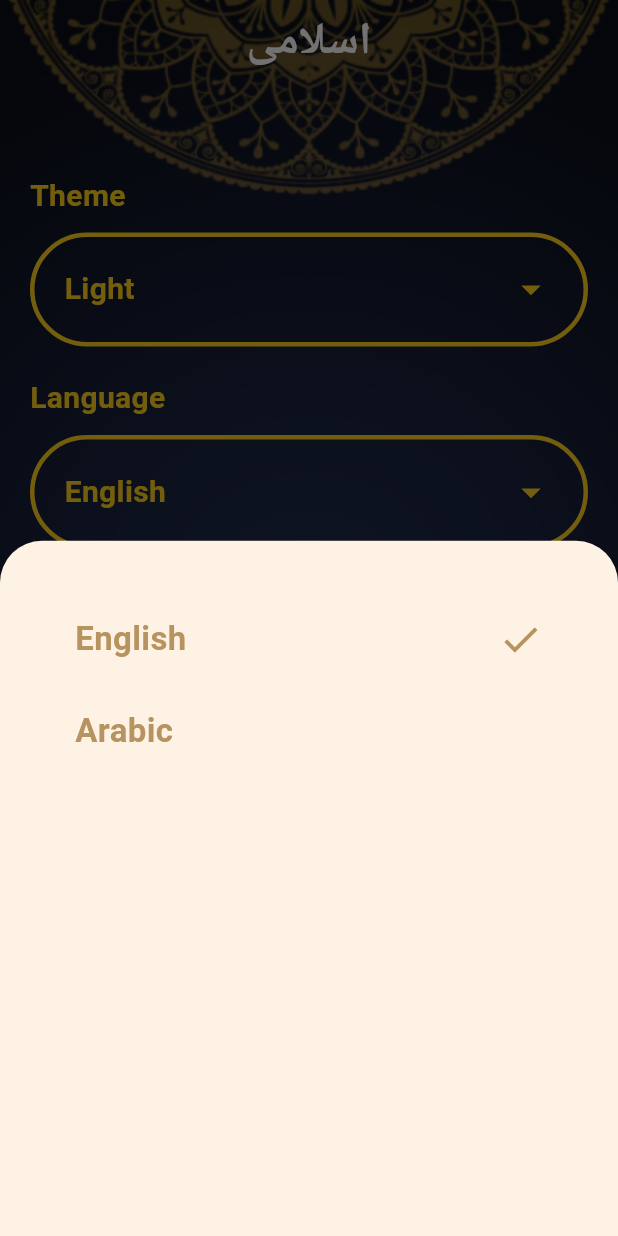
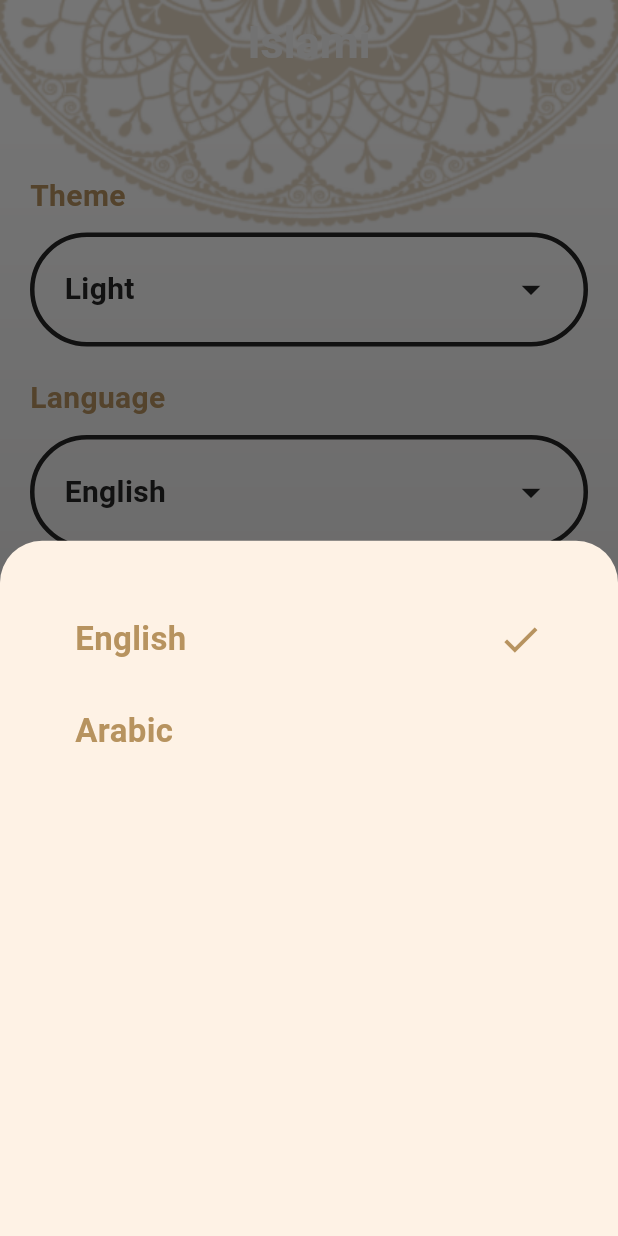
Before and after one commit to Tota6/islami_app, a Flutter app: the screen it shows after launch, item 5 of the bottom bar chosen, after a tap on "English", on a phone screen of 412 x 824 dp. Run offline on Flutter 3.47's test engine with Material 3 defaults, Android fonts, the phone set to English and light mode, and no system bars; our stand-ins replace font_awesome_flutter; generated files the repository leaves out were written again.

Commit message:
+ localization in app is created also translating app main words from english to arabic +editing the page theme that depends on the provider of the theme and language to make all the app effected by it

```diff
--- /dev/null
+++ b/Projects/Flutter/islami_app/l10n.yaml
@@ -0,0 +1,3 @@
+arb-dir: lib/l10n
+template-arb-file: app_en.arb
+output-localization-file: app_localizations.dart
--- a/Projects/Flutter/islami_app/lib/main.dart
+++ b/Projects/Flutter/islami_app/lib/main.dart
@@ -5,11 +5,10 @@ import 'package:islami_app/pages/quran_page/pages/sura_details.dart';
 import 'package:islami_app/pages/splash_page/splash_page.dart';
 import 'package:islami_app/provider/settings_provider.dart';
 import 'package:provider/provider.dart';
-
+import 'package:flutter_gen/gen_l10n/app_localizations.dart';
 import 'utilities/app_theme.dart';
 
 void main() {
-  WidgetsBinding widgetsBinding = WidgetsFlutterBinding.ensureInitialized();
   runApp(ChangeNotifierProvider(
     create: (context) => SettingProvider(),
     child: const MyApp(),
@@ -24,9 +23,9 @@ class MyApp extends StatelessWidget {
   Widget build(BuildContext context) {
     var provider = Provider.of<SettingProvider>(context);
     return MaterialApp(
-      // localizationsDelegates: AppLocalization.localDelegates,
-      // supportedLocales: const [Locale("er"), Locale("ar")],
-      // locale: const Locale("ar"),
+      localizationsDelegates: AppLocalizations.localizationsDelegates,
+      supportedLocales: const [Locale("en"), Locale("ar")],
+      locale: Locale(provider.currentLanguage),
       debugShowCheckedModeBanner: false,
       theme: AppThemeData.lightTheme,
       darkTheme: AppThemeData.darkTheme,
--- a/Projects/Flutter/islami_app/lib/pages/home_page/home_page.dart
+++ b/Projects/Flutter/islami_app/lib/pages/home_page/home_page.dart
@@ -4,7 +4,10 @@ import 'package:islami_app/pages/quran_page/quran_page.dart';
 import 'package:islami_app/pages/radio_page/radio_page.dart';
 import 'package:islami_app/pages/sebha_page/sebha_page.dart';
 import 'package:islami_app/pages/settings_page/setting_page.dart';
+import 'package:islami_app/provider/settings_provider.dart';
 import 'package:islami_app/utilities/app_colors.dart';
+import 'package:flutter_gen/gen_l10n/app_localizations.dart';
+import 'package:provider/provider.dart';
 
 class HomePage extends StatefulWidget {
   static const routeName = "Home_page";
@@ -26,11 +29,10 @@ List<Widget> tabs = const [
 class _HomePageState extends State<HomePage> {
   @override
   Widget build(BuildContext context) {
+    var provider = Provider.of<SettingProvider>(context);
     return Stack(children: [
       Image.asset(
-        AppColors.isDarkSelected
-            ? "assets/images/dark_bg.png"
-            : "assets/images/default_bg.png",
+        provider.changeBackground(),
         width: double.infinity,
         height: double.infinity,
         fit: BoxFit.fill,
@@ -42,7 +44,7 @@ class _HomePageState extends State<HomePage> {
                   ? AppColors.whiteColor
                   : AppColors.lightPrimaryColor),
           title: Text(
-            "اسلامى",
+            AppLocalizations.of(context)!.appBar_title,
             style: TextStyle(
                 color: AppColors.isDarkSelected
                     ? AppColors.whiteColor
@@ -63,7 +65,7 @@ class _HomePageState extends State<HomePage> {
                   "assets/images/2.0x/icon_radio@2x.png",
                 ),
               ),
-              label: "Radio",
+              label: AppLocalizations.of(context)!.radio_page,
             ),
             BottomNavigationBarItem(
               backgroundColor: Theme.of(context).primaryColor,
@@ -72,7 +74,7 @@ class _HomePageState extends State<HomePage> {
                   "assets/images/2.0x/icon_sebha@2x.png",
                 ),
               ),
-              label: "Sebha",
+              label: AppLocalizations.of(context)!.sebha_page,
             ),
             BottomNavigationBarItem(
               backgroundColor: Theme.of(context).primaryColor,
@@ -81,7 +83,7 @@ class _HomePageState extends State<HomePage> {
                   "assets/images/2.0x/icon_hadeth@2x.png",
                 ),
               ),
-              label: "Hadeth",
+              label: AppLocalizations.of(context)!.hadeth_page,
             ),
             BottomNavigationBarItem(
               backgroundColor: Theme.of(context).primaryColor,
@@ -90,14 +92,14 @@ class _HomePageState extends State<HomePage> {
                   "assets/images/2.0x/icon_quran@2x.png",
                 ),
               ),
-              label: "Quran",
+              label: AppLocalizations.of(context)!.quran_page,
             ),
             BottomNavigationBarItem(
               backgroundColor: Theme.of(context).primaryColor,
               icon: const Icon(
                 Icons.settings,
               ),
-              label: "Settings",
+              label: AppLocalizations.of(context)!.settings_page,
             ),
           ],
         ),
--- a/Projects/Flutter/islami_app/lib/pages/radio_page/radio_page.dart
+++ b/Projects/Flutter/islami_app/lib/pages/radio_page/radio_page.dart
@@ -1,12 +1,15 @@
 import 'package:flutter/material.dart';
 import 'package:font_awesome_flutter/font_awesome_flutter.dart';
+import 'package:islami_app/provider/settings_provider.dart';
 import 'package:islami_app/utilities/app_colors.dart';
+import 'package:provider/provider.dart';
 
 class RadioPage extends StatelessWidget {
   const RadioPage({super.key});
 
   @override
   Widget build(BuildContext context) {
+    var provider = Provider.of<SettingProvider>(context);
     return Column(
       crossAxisAlignment: CrossAxisAlignment.center,
       mainAxisAlignment: MainAxisAlignment.center,
@@ -20,30 +23,30 @@ class RadioPage extends StatelessWidget {
           ),
         ),
         Padding(
-          padding: EdgeInsets.only(top: 65.0, left: 65, right: 65),
+          padding: const EdgeInsets.only(top: 65.0, left: 65, right: 65),
           child: Row(
             mainAxisAlignment: MainAxisAlignment.spaceBetween,
             children: [
               Icon(
                 FontAwesomeIcons.backwardFast,
                 size: 35,
-                color: AppColors.isDarkSelected
-                    ? AppColors.darkSecondaryColor
-                    : AppColors.lightPrimaryColor,
+                color: provider.currentTheme == ThemeMode.light
+                    ? AppColors.lightPrimaryColor
+                    : AppColors.darkSecondaryColor,
               ),
               Icon(
                 FontAwesomeIcons.play,
                 size: 35,
-                color: AppColors.isDarkSelected
-                    ? AppColors.darkSecondaryColor
-                    : AppColors.lightPrimaryColor,
+                color: provider.currentTheme == ThemeMode.light
+                    ? AppColors.lightPrimaryColor
+                    : AppColors.darkSecondaryColor,
               ),
               Icon(
                 FontAwesomeIcons.forwardFast,
                 size: 35,
-                color: AppColors.isDarkSelected
-                    ? AppColors.darkSecondaryColor
-                    : AppColors.lightPrimaryColor,
+                color: provider.currentTheme == ThemeMode.light
+                    ? AppColors.lightPrimaryColor
+                    : AppColors.darkSecondaryColor,
               )
             ],
           ),
--- a/Projects/Flutter/islami_app/lib/pages/settings_page/languge_button_sheet.dart
+++ b/Projects/Flutter/islami_app/lib/pages/settings_page/languge_button_sheet.dart
@@ -1,52 +1,92 @@
 import 'package:flutter/material.dart';
 import 'package:islami_app/utilities/app_colors.dart';
+import 'package:provider/provider.dart';
 
-class LangugeButtomSheet extends StatelessWidget {
-  const LangugeButtomSheet({super.key});
+import '../../provider/settings_provider.dart';
+
+class LanguageButtomSheet extends StatefulWidget {
+  const LanguageButtomSheet({super.key});
 
   @override
+  State<LanguageButtomSheet> createState() => _LanguageButtomSheetState();
+}
+
+class _LanguageButtomSheetState extends State<LanguageButtomSheet> {
+  @override
   Widget build(BuildContext context) {
+    var provider = Provider.of<SettingProvider>(context);
     return Container(
       padding: const EdgeInsets.all(50),
       child: Column(
         crossAxisAlignment: CrossAxisAlignment.start,
         children: [
-          getSelectedItem(),
+          InkWell(
+            onTap: () {
+              provider.changeLanguage("en");
+            },
+            child: provider.currentLanguage == "en"
+                ? getSelectedItem("English")
+                : getUnSelectedItem("English"),
+          ),
           const SizedBox(
             height: 30,
           ),
-          getUnSelectedItem(),
+          InkWell(
+            onTap: () {
+              provider.changeLanguage("ar");
+            },
+            child: provider.currentLanguage == "ar"
+                ? getSelectedItem("Arabic")
+                : getUnSelectedItem("Arabic"),
+          )
         ],
       ),
     );
   }
 
-  getSelectedItem() {
+  getSelectedItem(String language) {
+    var provider = Provider.of<SettingProvider>(context);
+
     return Row(
       mainAxisAlignment: MainAxisAlignment.spaceBetween,
       children: [
         Text(
-          "English",
+          language,
           style: TextStyle(
-              color: AppColors.lightPrimaryColor,
-              fontSize: 22,
-              fontWeight: FontWeight.bold),
+            color: provider.currentTheme == ThemeMode.light
+                ? AppColors.lightPrimaryColor
+                : AppColors.darkSecondaryColor,
+            fontSize: 22,
+            fontWeight: FontWeight.bold,
+          ),
         ),
-        const Icon(
+        Icon(
           Icons.check,
           size: 30,
+          color: provider.currentTheme == ThemeMode.light
+              ? AppColors.lightPrimaryColor
+              : AppColors.darkSecondaryColor,
         ),
       ],
     );
   }
 
-  getUnSelectedItem() {
-    return Text(
-      "Arabic",
-      style: TextStyle(
-          color: AppColors.lightPrimaryColor,
-          fontSize: 22,
-          fontWeight: FontWeight.bold),
+  getUnSelectedItem(String language) {
+    var provider = Provider.of<SettingProvider>(context);
+
+    return Row(
+      children: [
+        Text(
+          language,
+          style: TextStyle(
+            color: provider.currentTheme == ThemeMode.light
+                ? AppColors.lightPrimaryColor
+                : AppColors.darkSecondaryColor,
+            fontSize: 22,
+            fontWeight: FontWeight.bold,
+          ),
+        ),
+      ],
     );
   }
 }
--- a/Projects/Flutter/islami_app/lib/pages/settings_page/setting_page.dart
+++ b/Projects/Flutter/islami_app/lib/pages/settings_page/setting_page.dart
@@ -2,6 +2,10 @@ import 'package:flutter/material.dart';
 import 'package:islami_app/pages/settings_page/languge_button_sheet.dart';
 import 'package:islami_app/pages/settings_page/theme_button_sheet.dart';
 import 'package:islami_app/utilities/app_colors.dart';
+import 'package:provider/provider.dart';
+import 'package:flutter_gen/gen_l10n/app_localizations.dart';
+
+import '../../provider/settings_provider.dart';
 
 class SettingPage extends StatefulWidget {
   const SettingPage({super.key});
@@ -13,6 +17,8 @@ class SettingPage extends StatefulWidget {
 class _SettingPageState extends State<SettingPage> {
   @override
   Widget build(BuildContext context) {
+    var provider = Provider.of<SettingProvider>(context);
+
     return Column(
       children: [
         Padding(
@@ -23,11 +29,11 @@ class _SettingPageState extends State<SettingPage> {
               Padding(
                 padding: const EdgeInsets.only(top: 40.0, bottom: 10.0),
                 child: Text(
-                  "Theme",
+                  AppLocalizations.of(context)!.theme,
                   style: TextStyle(
-                      color: AppColors.isDarkSelected
-                          ? AppColors.darkSecondaryColor
-                          : AppColors.lightTextColor,
+                      color: provider.currentTheme == ThemeMode.light
+                          ? AppColors.lightPrimaryColor
+                          : AppColors.darkSecondaryColor,
                       fontWeight: FontWeight.bold,
                       fontSize: 20),
                 ),
@@ -41,9 +47,9 @@ class _SettingPageState extends State<SettingPage> {
                   decoration: BoxDecoration(
                       borderRadius: BorderRadius.circular(50),
                       border: Border.all(
-                        color: AppColors.isDarkSelected
-                            ? AppColors.darkSecondaryColor
-                            : AppColors.lightTextColor,
+                        color: provider.currentTheme == ThemeMode.light
+                            ? AppColors.lightTextColor
+                            : AppColors.darkSecondaryColor,
                         width: 3,
                       )),
                   child: Row(
@@ -51,13 +57,15 @@ class _SettingPageState extends State<SettingPage> {
                     children: [
                       Padding(
                         padding: const EdgeInsets.only(
-                            top: 10.0, left: 20, bottom: 10),
+                            top: 10.0, left: 20, right: 20, bottom: 10),
                         child: Text(
-                          "Light",
+                          provider.currentTheme == ThemeMode.light
+                              ? "Light"
+                              : "Dark",
                           style: TextStyle(
-                              color: AppColors.isDarkSelected
-                                  ? AppColors.darkSecondaryColor
-                                  : AppColors.lightTextColor,
+                              color: provider.currentTheme == ThemeMode.light
+                                  ? AppColors.lightTextColor
+                                  : AppColors.darkSecondaryColor,
                               fontSize: 20,
                               fontWeight: FontWeight.bold),
                         ),
@@ -66,9 +74,9 @@ class _SettingPageState extends State<SettingPage> {
                         padding: const EdgeInsets.all(20.0),
                         child: Icon(
                           Icons.arrow_drop_down,
-                          color: AppColors.isDarkSelected
-                              ? AppColors.darkSecondaryColor
-                              : AppColors.lightTextColor,
+                          color: provider.currentTheme == ThemeMode.light
+                              ? AppColors.lightTextColor
+                              : AppColors.darkSecondaryColor,
                           size: 30,
                         ),
                       )
@@ -87,11 +95,11 @@ class _SettingPageState extends State<SettingPage> {
               Padding(
                 padding: const EdgeInsets.only(bottom: 10.0),
                 child: Text(
-                  "Language",
+                  AppLocalizations.of(context)!.language,
                   style: TextStyle(
-                      color: AppColors.isDarkSelected
-                          ? AppColors.darkSecondaryColor
-                          : AppColors.lightTextColor,
+                      color: provider.currentTheme == ThemeMode.light
+                          ? AppColors.lightPrimaryColor
+                          : AppColors.darkSecondaryColor,
                       fontWeight: FontWeight.bold,
                       fontSize: 20),
                 ),
@@ -105,9 +113,9 @@ class _SettingPageState extends State<SettingPage> {
                   decoration: BoxDecoration(
                       borderRadius: BorderRadius.circular(70),
                       border: Border.all(
-                        color: AppColors.isDarkSelected
-                            ? AppColors.darkSecondaryColor
-                            : AppColors.lightTextColor,
+                        color: provider.currentTheme == ThemeMode.light
+                            ? AppColors.lightTextColor
+                            : AppColors.darkSecondaryColor,
                         width: 3,
                       )),
                   child: Row(
@@ -116,11 +124,13 @@ class _SettingPageState extends State<SettingPage> {
                       Padding(
                         padding: const EdgeInsets.all(20.0),
                         child: Text(
-                          "English",
+                          provider.currentLanguage == "en"
+                              ? "English"
+                              : "Arabic",
                           style: TextStyle(
-                            color: AppColors.isDarkSelected
-                                ? AppColors.darkSecondaryColor
-                                : AppColors.lightTextColor,
+                            color: provider.currentTheme == ThemeMode.light
+                                ? AppColors.lightTextColor
+                                : AppColors.darkSecondaryColor,
                             fontSize: 20,
                             fontWeight: FontWeight.bold,
                           ),
@@ -130,9 +140,9 @@ class _SettingPageState extends State<SettingPage> {
                         padding: const EdgeInsets.all(20.0),
                         child: Icon(
                           Icons.arrow_drop_down,
-                          color: AppColors.isDarkSelected
-                              ? AppColors.darkSecondaryColor
-                              : AppColors.lightTextColor,
+                          color: provider.currentTheme == ThemeMode.light
+                              ? AppColors.lightTextColor
+                              : AppColors.darkSecondaryColor,
                           size: 30,
                         ),
                       )
@@ -150,14 +160,14 @@ class _SettingPageState extends State<SettingPage> {
   showLanguageSheet() {
     showModalBottomSheet(
       context: context,
-      builder: (context) => LangugeButtomSheet(),
+      builder: (context) => const LanguageButtomSheet(),
     );
   }
 
   showThemeSheet() {
     showModalBottomSheet(
       context: context,
-      builder: (context) => ThemeButtomSheet(),
+      builder: (context) => const ThemeButtomSheet(),
     );
   }
 }
--- a/Projects/Flutter/islami_app/lib/provider/settings_provider.dart
+++ b/Projects/Flutter/islami_app/lib/provider/settings_provider.dart
@@ -1,10 +1,26 @@
+import 'dart:ui';
+
 import 'package:flutter/material.dart';
 
 class SettingProvider extends ChangeNotifier {
   ThemeMode currentTheme = ThemeMode.light;
+  String currentLanguage = "en";
+
   changeNotifier(ThemeMode newTheme) {
     if (currentTheme == newTheme) return;
     currentTheme = newTheme;
     notifyListeners();
   }
+
+  changeLanguage(String language) {
+    if (currentLanguage == language) return;
+    currentLanguage = language;
+    notifyListeners();
+  }
+
+  changeBackground() {
+    return currentTheme == ThemeMode.light
+        ? "assets/images/default_bg.png"
+        : "assets/images/dark_bg.png";
+  }
 }
--- a/Projects/Flutter/islami_app/lib/utilities/app_theme.dart
+++ b/Projects/Flutter/islami_app/lib/utilities/app_theme.dart
@@ -15,7 +15,7 @@ class AppThemeData {
       ),
       bodyMedium: TextStyle(
         color: AppColors.lightTextColor,
-        fontSize: 2,
+        fontSize: 20,
         fontWeight: FontWeight.w400,
       ),
       headlineMedium: TextStyle(
@@ -37,7 +37,8 @@ class AppThemeData {
     ),
     bottomNavigationBarTheme: BottomNavigationBarThemeData(
       backgroundColor: AppColors.lightNavBarColor,
-      selectedItemColor: AppColors.lightSecondaryColor,
+      selectedItemColor: AppColors.lightTextColor,
+      selectedIconTheme: const IconThemeData(size: 40),
       unselectedItemColor: AppColors.lightUnSelectedNavBarColor,
     ),
     navigationBarTheme: NavigationBarThemeData(
@@ -45,7 +46,7 @@ class AppThemeData {
       elevation: 3,
       iconTheme: const MaterialStatePropertyAll(
         IconThemeData(
-          size: 40,
+          size: 50,
         ),
       ),
     ),
@@ -96,6 +97,7 @@ class AppThemeData {
     bottomNavigationBarTheme: BottomNavigationBarThemeData(
       backgroundColor: AppColors.darkNavBarColor,
       selectedItemColor: AppColors.darkSecondaryColor,
+      selectedIconTheme: const IconThemeData(size: 40),
       unselectedItemColor: AppColors.darkUnSelectedNavBarColor,
     ),
     navigationBarTheme: NavigationBarThemeData(
--- a/Projects/Flutter/islami_app/pubspec.yaml
+++ b/Projects/Flutter/islami_app/pubspec.yaml
@@ -32,6 +32,9 @@ dependencies:
   provider: ^6.1.2
   flutter:
     sdk: flutter
+  flutter_localizations:
+    sdk: flutter
+  intl: any
 
 
   # The following adds the Cupertino Icons font to your application.
@@ -74,6 +77,7 @@ flutter_native_splash:
 
 # The following section is specific to Flutter packages.
 flutter:
+  generate: true
 
 
   # The following line ensures that the Material Icons font is
```
Also changed, not shown: Projects/Flutter/islami_app/lib/l10n/app_ar.arb (added, +9 -0 lines), Projects/Flutter/islami_app/lib/l10n/app_en.arb (added, +10 -0 lines), Projects/Flutter/islami_app/lib/pages/hadeth_page/hadeth_page.dart (+9 -6 lines), Projects/Flutter/islami_app/lib/pages/hadeth_page/page/hadeth_details_page.dart (+5 -6 lines), Projects/Flutter/islami_app/lib/pages/quran_page/pages/sura_details.dart (+28 -22 lines), Projects/Flutter/islami_app/lib/pages/quran_page/quran_page.dart (+6 -3 lines), Projects/Flutter/islami_app/lib/pages/sebha_page/sebha_page.dart (+18 -12 lines), Projects/Flutter/islami_app/lib/pages/settings_page/theme_button_sheet.dart (+30 -17 lines), Projects/Flutter/islami_app/pubspec.lock.
